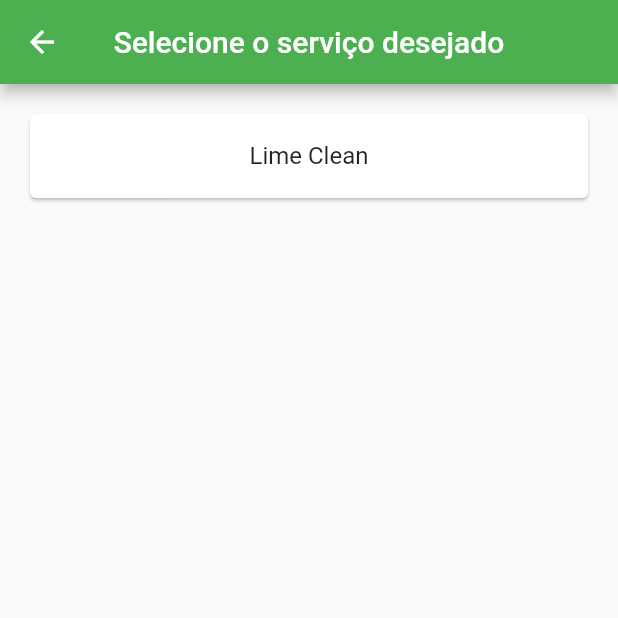
After one commit to Rizardomon/Services-App, a Flutter app: the PlacePage screen opened by its route, on a phone screen of 412 x 824 dp, the top half of it. The commit adds this screen. Run offline on Flutter 3.47's test engine with Material 2 defaults, Android fonts, the phone set to English and light mode, and no system bars; our stand-ins replace cloud_firestore, firebase_core, flutter_mobx, flutter_modular, mobx; accounts and stored records are empty; generated files the repository leaves out were written again.

Commit message:
Place view, controller and module created

```diff
--- a/lib/app/modules/home/home_module.dart
+++ b/lib/app/modules/home/home_module.dart
@@ -1,4 +1,5 @@
 import 'package:cloud_firestore/cloud_firestore.dart';
+import 'package:services_app/app/modules/place/place_module.dart';
 import 'package:services_app/app/repositories/place_repository.dart';
 import 'package:services_app/app/repositories/place_repository_interface.dart';
 
@@ -18,6 +19,7 @@ class HomeModule extends ChildModule {
   @override
   List<ModularRouter> get routers => [
         ModularRouter(Modular.initialRoute, child: (_, args) => HomePage()),
+        ModularRouter('/place', module: PlaceModule()),
       ];
 
   static Inject get to => Inject<HomeModule>.of();
--- a/lib/app/modules/home/home_page.dart
+++ b/lib/app/modules/home/home_page.dart
@@ -54,7 +54,9 @@ class _HomePageState extends ModularState<HomePage, HomeController> {
               return Card(
                 margin: EdgeInsets.symmetric(horizontal: 15, vertical: 10),
                 child: ListTile(
-                  onTap: () {},
+                  onTap: () {
+                    Modular.to.pushNamed('/place');
+                  },
                   title: Text(model.address),
                 ),
               );
--- /dev/null
+++ b/lib/app/modules/place/place_controller.dart
@@ -0,0 +1,6 @@
+import 'package:mobx/mobx.dart';
+part 'place_controller.g.dart';
+
+class PlaceController = _PlaceControllerBase with _$PlaceController;
+
+abstract class _PlaceControllerBase with Store {}
--- /dev/null
+++ b/lib/app/modules/place/place_page.dart
@@ -0,0 +1,40 @@
+import 'package:flutter/material.dart';
+import 'package:flutter_modular/flutter_modular.dart';
+
+import 'place_controller.dart';
+
+class PlacePage extends StatefulWidget {
+  const PlacePage({Key key}) : super(key: key);
+
+  @override
+  _PlacePageState createState() => _PlacePageState();
+}
+
+class _PlacePageState extends ModularState<PlacePage, PlaceController> {
+  //use 'controller' variable to access controller
+
+  @override
+  Widget build(BuildContext context) {
+    return Scaffold(
+      appBar: AppBar(
+        centerTitle: true,
+        title: Text('Selecione o serviço desejado'),
+        backgroundColor: Colors.green,
+      ),
+      body: ListView(
+        children: [
+          Card(
+            margin: EdgeInsets.all(20),
+            child: ListTile(
+              onTap: () {},
+              title: Text(
+                'Lime Clean',
+                textAlign: TextAlign.center,
+              ),
+            ),
+          )
+        ],
+      ),
+    );
+  }
+}
```
Also changed, not shown: lib/app/modules/place/place_module.dart (added, +18 -0 lines), lib/app/modules/place/place_controller.g.dart (added).
